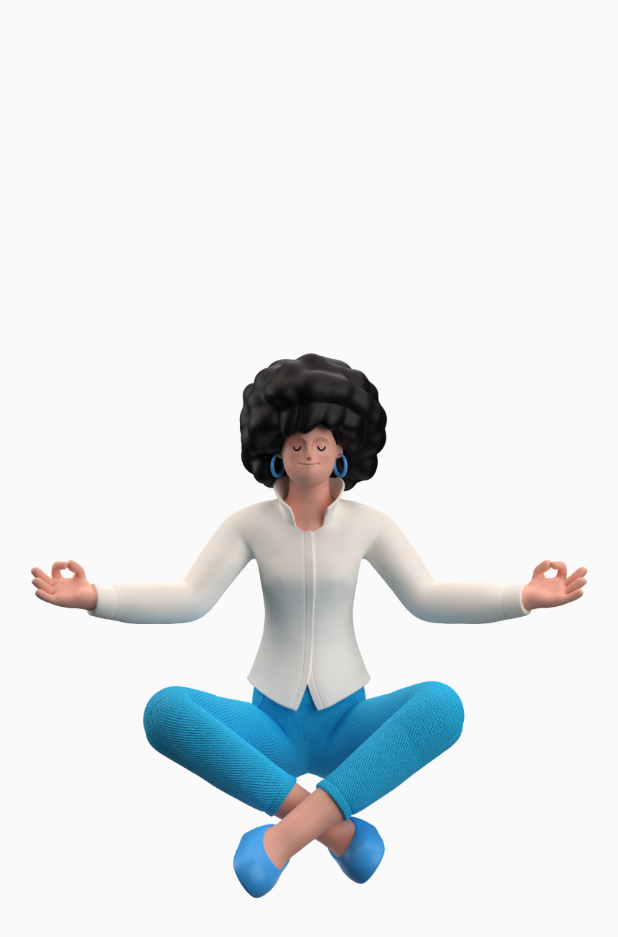
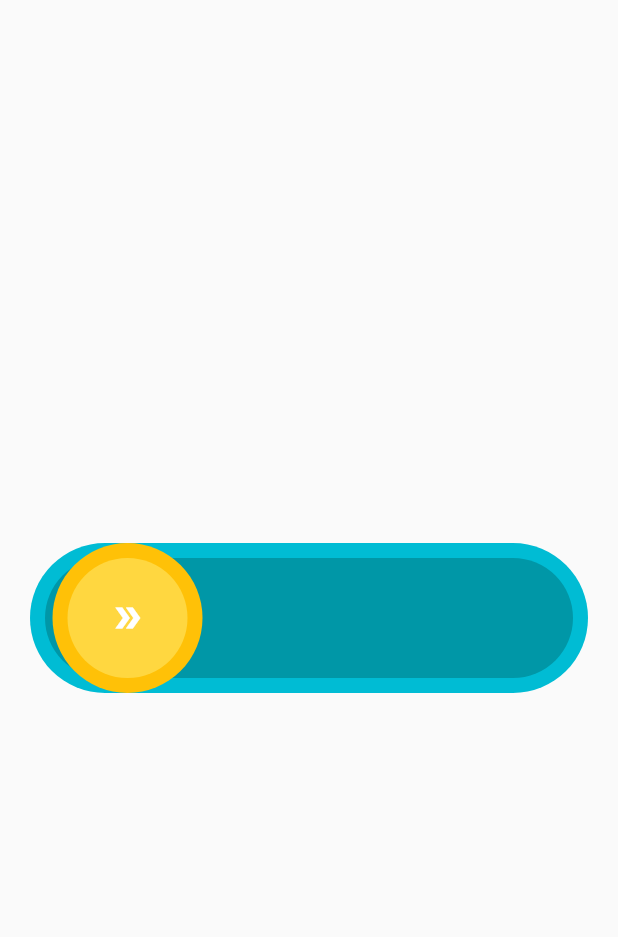
Before and after one commit to BarkaBoss/My-Widgets, a Flutter app: the screen it shows after launch, on a phone screen of 412 x 824 dp. Shown: the top 937 px of the screen. Run offline on Flutter 3.47's test engine with Material 2 defaults, Android fonts, the phone set to English and light mode, and no system bars.

Commit message:
Drag to Target

```diff
--- a/lib/main.dart
+++ b/lib/main.dart
@@ -1,4 +1,5 @@
 import 'package:flutter/material.dart';
+import 'package:my_widgets/screens/drag_target.dart';
 import 'package:my_widgets/screens/empty.dart';
 import 'package:my_widgets/screens/home.dart';
 import 'package:my_widgets/screens/animated_item.dart';
@@ -19,7 +20,7 @@ class MyApp extends StatelessWidget {
       theme: ThemeData(
         primarySwatch: Colors.blue,
       ),
-      home: YogaLady(),
+      home: DragToTarget(),
     );
   }
 }
--- /dev/null
+++ b/lib/screens/drag_target.dart
@@ -0,0 +1,116 @@
+import 'package:flutter/material.dart';
+import 'package:my_widgets/screens/yoga_lady.dart';
+
+class DragToTarget extends StatefulWidget {
+  const DragToTarget({Key? key}) : super(key: key);
+
+  @override
+  State<DragToTarget> createState() => _DragToTargetState();
+}
+
+class _DragToTargetState extends State<DragToTarget> {
+  double? _deviceWidth;
+
+  @override
+  Widget build(BuildContext context) {
+    _deviceWidth = MediaQuery.of(context).size.width;
+    return Scaffold(
+      body: Padding(
+        padding: EdgeInsets.all(20),
+        child: Center(
+            child: Stack(
+          alignment: Alignment.center,
+          children: [
+            Container(
+              height: 100,
+              width: _deviceWidth,
+              decoration: BoxDecoration(
+                  color: Colors.cyan, borderRadius: BorderRadius.circular(50)),
+            ),
+            Container(
+              height: 80,
+              width: _deviceWidth! - 60,
+              decoration: BoxDecoration(
+                  color: Colors.cyan.shade700,
+                  borderRadius: BorderRadius.circular(50)),
+            ),
+            _dragIcon()
+          ],
+        )),
+      ),
+    );
+  }
+
+  Widget _dragIcon(){
+    return Padding(
+      padding: EdgeInsets.all(15),
+      child: Row(
+        mainAxisAlignment: MainAxisAlignment.spaceBetween,
+        children: [
+          Draggable(
+            axis: Axis.horizontal,
+            data: 'flag',
+            feedback: _ringsStack(110, 110),
+            childWhenDragging: Container(),
+            onDragStarted: (){
+              print("drag Started");
+            },
+            onDragCompleted: (){
+              print("drag ended");
+            },
+            child: _ringsStack(100, 100),
+          ),
+          DragTarget<String>(
+              builder: (
+                  BuildContext context,
+                  List<dynamic> accepted,
+                  List<dynamic> rejected,
+              ){
+                return Padding(
+                  padding: EdgeInsets.only(right: 20),
+                  child: Container(
+                    height: 50,
+                    width: 50,
+                    //color: Colors.purpleAccent,
+                  ),
+                );
+              },
+            onWillAccept: (data){
+                return data == 'flag';
+            },
+            onAccept: (data){
+                print("Accepted");
+                Navigator.push(context, MaterialPageRoute(builder: (context)=>YogaLady()));
+            },
+            onLeave: (data){
+                print("Not Completed");
+            },
+          ),
+        ],
+      ),
+    );
+  }
+
+  Widget _ringsStack(double height, double width){
+    return Stack(
+      alignment: Alignment.center,
+      children: [
+        Container(
+          height: height,
+          width: width,
+          decoration: BoxDecoration(
+              color: Colors.amber,
+              borderRadius: BorderRadius.circular(100)),
+        ),
+        Container(
+          height: height - 20,
+          width: width - 20,
+          decoration: BoxDecoration(
+              color: Colors.amberAccent,
+              borderRadius: BorderRadius.circular(100)),
+        ),
+        const Icon(Icons.double_arrow, color: Colors.white,)
+      ],
+    );
+  }
+}
--- a/lib/screens/yoga_lady.dart
+++ b/lib/screens/yoga_lady.dart
@@ -12,6 +12,13 @@ class _YogaLadyState extends State<YogaLady> with TickerProviderStateMixin{
   AnimationController? _ringsAnimation;
   double _radius = 300;
 
+
+  @override
+  void dispose() {
+    _ladyAnimation!.dispose();
+    _ringsAnimation!.dispose();
+    super.dispose();
+  }
 
   @override
   void initState() {
```
